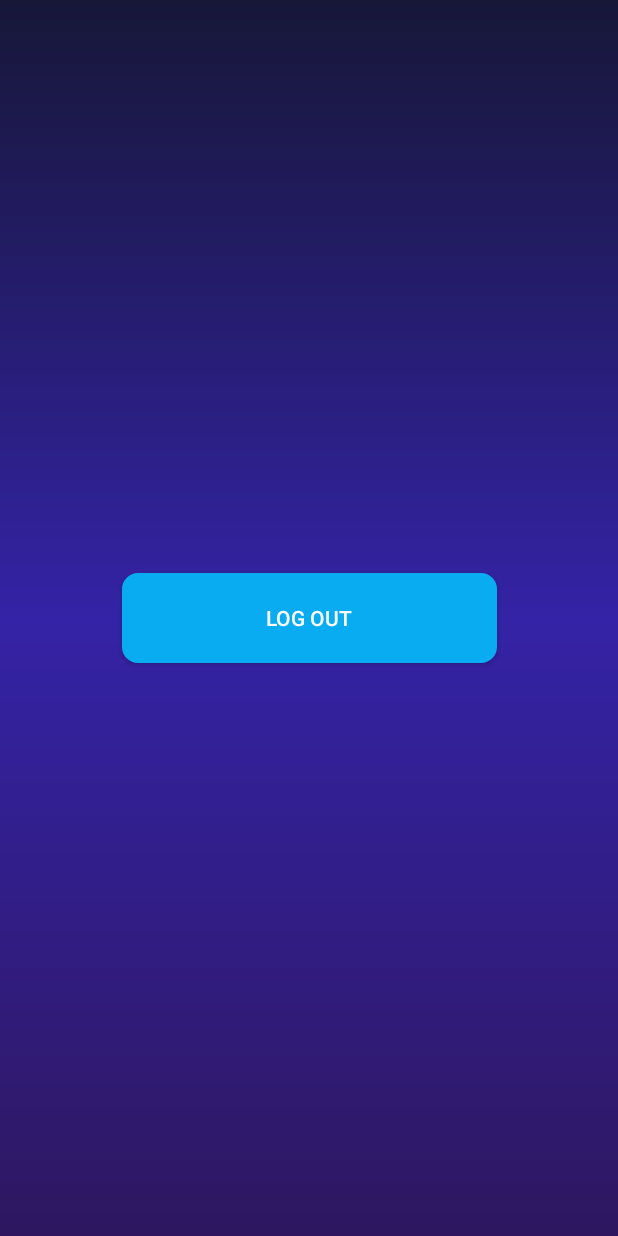
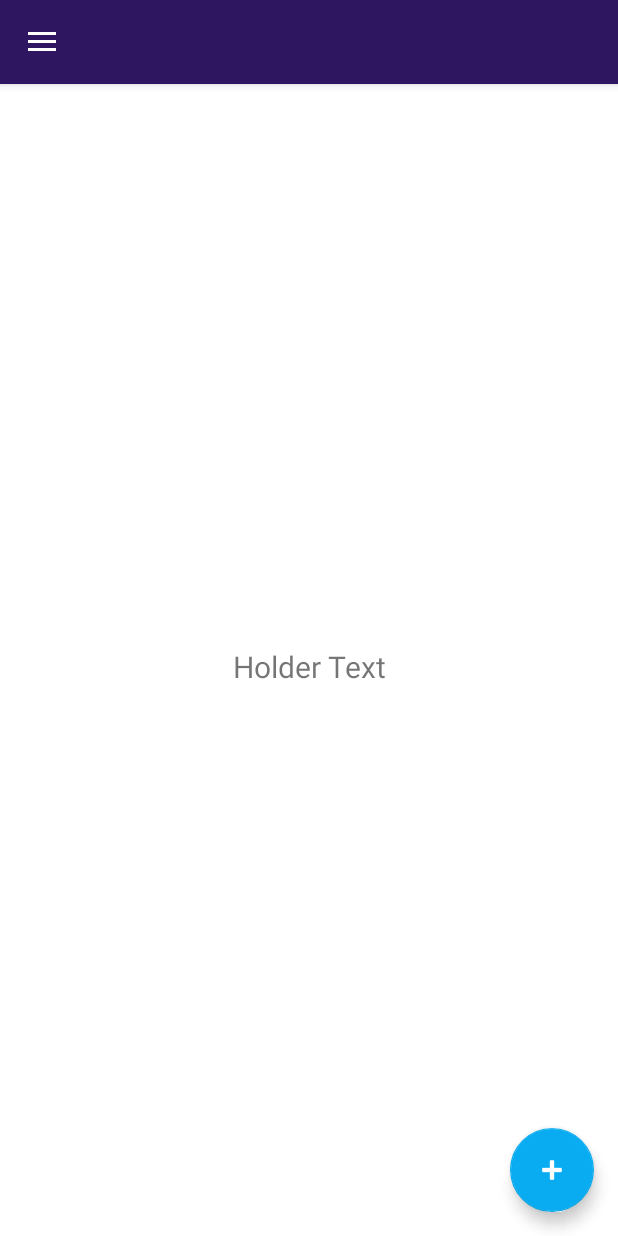
Before and after one commit to zida-li/GiftApp, an Android app: the MainActivity screen opened directly, with no data from a screen before it, on a phone screen of 412 x 824 dp. Run offline under Robolectric (Android 15) with nearby library versions, the phone set to English and light mode, and no system bars; our stand-ins replace Dagger/Hilt's generated code, navigation-ui; libraries missing offline, so code that uses them is left out: com.afollestad.materialdialogs; 1 statement that could not run was skipped.

Commit message:
Features Added
-Added statemessage system to launcherFragment. Users will now be notified of errors when login with google fails.
-Added navigation drawer to mainactivity.

```diff
--- a/app/src/main/java/dev/zidali/giftapp/presentation/main/MainActivity.kt
+++ b/app/src/main/java/dev/zidali/giftapp/presentation/main/MainActivity.kt
@@ -4,7 +4,17 @@ import android.content.Intent
 import android.os.Bundle
 import android.os.PersistableBundle
 import android.view.View
+import androidx.drawerlayout.widget.DrawerLayout
+import androidx.navigation.NavController
+import androidx.navigation.findNavController
+import androidx.navigation.fragment.NavHostFragment
+import androidx.navigation.ui.AppBarConfiguration
+import androidx.navigation.ui.navigateUp
+import androidx.navigation.ui.setupActionBarWithNavController
+import androidx.navigation.ui.setupWithNavController
+import com.google.android.material.navigation.NavigationView
 import dagger.hilt.android.AndroidEntryPoint
+import dev.zidali.giftapp.R
 import dev.zidali.giftapp.business.domain.util.StateMessageCallback
 import dev.zidali.giftapp.databinding.ActivityMainBinding
 import dev.zidali.giftapp.presentation.BaseActivity
@@ -16,12 +26,28 @@ import dev.zidali.giftapp.util.processQueue
 class MainActivity : BaseActivity() {
 
     private lateinit var binding: ActivityMainBinding
+    private lateinit var appBarConfiguration: AppBarConfiguration
 
     override fun onCreate(savedInstanceState: Bundle?) {
         super.onCreate(savedInstanceState)
         binding = ActivityMainBinding.inflate(layoutInflater)
         setContentView(binding.root)
         subscribeObservers()
+
+        setSupportActionBar(binding.appBarMain.toolbar)
+
+        val drawerLayout: DrawerLayout = binding.drawerLayout
+        val navView: NavigationView = binding.navView
+        val navController = findNavController(R.id.nav_host_fragment_content_main)
+
+        appBarConfiguration = AppBarConfiguration(
+            setOf(
+                R.id.homeFragment
+            ), drawerLayout
+        )
+        setupActionBarWithNavController(navController, appBarConfiguration)
+        navView.setupWithNavController(navController)
+
     }
 
     private fun subscribeObservers() {
@@ -50,10 +76,11 @@ class MainActivity : BaseActivity() {
     }
 
     override fun displayProgressBar(isLoading: Boolean) {
-        if (isLoading) {
-            binding.progressBar.visibility = View.VISIBLE
-        } else {
-            binding.progressBar.visibility = View.GONE
-        }
+        //
+    }
+
+    override fun onSupportNavigateUp(): Boolean {
+        val navController = findNavController(R.id.nav_host_fragment_content_main)
+        return navController.navigateUp(appBarConfiguration) || super.onSupportNavigateUp()
     }
 }
--- a/app/src/main/java/dev/zidali/giftapp/presentation/main/home/HomeFragment.kt
+++ b/app/src/main/java/dev/zidali/giftapp/presentation/main/home/HomeFragment.kt
@@ -27,9 +27,6 @@ class HomeFragment : BaseMainFragment() {
     override fun onViewCreated(view: View, savedInstanceState: Bundle?) {
         super.onViewCreated(view, savedInstanceState)
 
-        binding.logoutButton.setOnClickListener {
-            viewModel.onTriggerEvent(HomeEvents.Logout)
-        }
 
     }
 }
--- a/app/src/main/res/layout/activity_main.xml
+++ b/app/src/main/res/layout/activity_main.xml
@@ -1,52 +1,28 @@
 <?xml version="1.0" encoding="utf-8"?>
-<androidx.coordinatorlayout.widget.CoordinatorLayout
+<androidx.drawerlayout.widget.DrawerLayout
     xmlns:android="http://schemas.android.com/apk/res/android"
     xmlns:tools="http://schemas.android.com/tools"
     xmlns:app="http://schemas.android.com/apk/res-auto"
+    android:id="@+id/drawer_layout"
     android:layout_width="match_parent"
     android:layout_height="match_parent"
-    android:background="@drawable/background_gradient">
+    android:fitsSystemWindows="true"
+    tools:openDrawer="start">
 
-    <androidx.constraintlayout.widget.ConstraintLayout
+    <include
+        android:id="@+id/app_bar_main"
+        layout="@layout/app_bar_main"
         android:layout_width="match_parent"
-        android:layout_height="match_parent">
+        android:layout_height="match_parent"/>
 
-        <FrameLayout android:layout_width="match_parent"
+        <com.google.android.material.navigation.NavigationView
+            android:id="@+id/nav_view"
+            android:layout_width="wrap_content"
             android:layout_height="match_parent"
-            app:layout_constraintLeft_toLeftOf="parent"
-            app:layout_constraintRight_toRightOf="parent"
-            app:layout_constraintTop_toTopOf="parent"
-            app:layout_constraintBottom_toBottomOf="parent"
-            android:id="@+id/fragment_container"
-            >
-
-            <androidx.fragment.app.FragmentContainerView
-                android:id="@+id/auth_fragments_container"
-                android:name="androidx.navigation.fragment.NavHostFragment"
-                app:defaultNavHost="true"
-                app:navGraph="@navigation/main_nav_graph"
-                android:layout_width="match_parent"
-                android:layout_height="match_parent"
-                app:layout_constraintLeft_toLeftOf="parent"
-                app:layout_constraintRight_toRightOf="parent"
-                app:layout_constraintTop_toTopOf="parent"
-                app:layout_constraintBottom_toBottomOf="parent"
-                />
-
-        </FrameLayout>
-
-        <ProgressBar
-            android:layout_width="wrap_content"
-            android:layout_height="wrap_content"
-            android:id="@+id/progress_bar"
-            app:layout_constraintTop_toTopOf="parent"
-            app:layout_constraintBottom_toBottomOf="parent"
-            app:layout_constraintLeft_toLeftOf="parent"
-            app:layout_constraintRight_toRightOf="parent"
-            app:layout_constraintVertical_bias="0.10"
-            android:visibility="invisible"
+            android:layout_gravity="start"
+            android:fitsSystemWindows="true"
+            app:headerLayout="@layout/nav_header_main"
+            app:menu="@menu/activity_main_drawer"
             />
 
-    </androidx.constraintlayout.widget.ConstraintLayout>
-
-</androidx.coordinatorlayout.widget.CoordinatorLayout>
+</androidx.drawerlayout.widget.DrawerLayout>
--- /dev/null
+++ b/app/src/main/res/layout/app_bar_main.xml
@@ -0,0 +1,34 @@
+<?xml version="1.0" encoding="utf-8"?>
+<androidx.coordinatorlayout.widget.CoordinatorLayout xmlns:android="http://schemas.android.com/apk/res/android"
+    xmlns:app="http://schemas.android.com/apk/res-auto"
+    xmlns:tools="http://schemas.android.com/tools"
+    android:layout_width="match_parent"
+    android:layout_height="match_parent"
+    tools:context=".presentation.main.MainActivity">
+
+    <com.google.android.material.appbar.AppBarLayout
+        android:layout_width="match_parent"
+        android:layout_height="wrap_content"
+        android:theme="@style/AppTheme.Toolbar">
+
+        <androidx.appcompat.widget.Toolbar
+            android:id="@+id/toolbar"
+            android:layout_width="match_parent"
+            android:layout_height="?attr/actionBarSize"
+            android:background="@color/color_primary"
+            app:popupTheme="@style/AppTheme.Toolbar" />
+
+    </com.google.android.material.appbar.AppBarLayout>
+
+    <include layout="@layout/content_main" />
+
+    <com.google.android.material.floatingactionbutton.FloatingActionButton
+        android:id="@+id/fab"
+        android:layout_width="wrap_content"
+        android:layout_height="wrap_content"
+        android:layout_gravity="bottom|end"
+        android:layout_marginEnd="@dimen/fab_margin"
+        android:layout_marginBottom="16dp"
+        app:srcCompat="@android:drawable/ic_input_add" />
+
+</androidx.coordinatorlayout.widget.CoordinatorLayout>
--- /dev/null
+++ b/app/src/main/res/layout/content_main.xml
@@ -0,0 +1,21 @@
+<?xml version="1.0" encoding="utf-8"?>
+<androidx.constraintlayout.widget.ConstraintLayout xmlns:android="http://schemas.android.com/apk/res/android"
+    xmlns:app="http://schemas.android.com/apk/res-auto"
+    xmlns:tools="http://schemas.android.com/tools"
+    android:layout_width="match_parent"
+    android:layout_height="match_parent"
+    app:layout_behavior="@string/appbar_scrolling_view_behavior"
+    tools:showIn="@layout/app_bar_main">
+
+    <fragment
+        android:id="@+id/nav_host_fragment_content_main"
+        android:name="androidx.navigation.fragment.NavHostFragment"
+        android:layout_width="match_parent"
+        android:layout_height="match_parent"
+        app:defaultNavHost="true"
+        app:layout_constraintLeft_toLeftOf="parent"
+        app:layout_constraintRight_toRightOf="parent"
+        app:layout_constraintTop_toTopOf="parent"
+        app:navGraph="@navigation/main_nav_graph" />
+
+</androidx.constraintlayout.widget.ConstraintLayout>
--- a/app/src/main/res/layout/fragment_home.xml
+++ b/app/src/main/res/layout/fragment_home.xml
@@ -1,22 +1,23 @@
 <?xml version="1.0" encoding="utf-8"?>
-<androidx.constraintlayout.widget.ConstraintLayout
-    xmlns:android="http://schemas.android.com/apk/res/android"
+<androidx.constraintlayout.widget.ConstraintLayout xmlns:android="http://schemas.android.com/apk/res/android"
     xmlns:app="http://schemas.android.com/apk/res-auto"
+    xmlns:tools="http://schemas.android.com/tools"
     android:layout_width="match_parent"
-    android:layout_height="match_parent">
+    android:layout_height="match_parent"
+    tools:context=".presentation.main.home.HomeFragment">
 
-    <androidx.appcompat.widget.AppCompatButton
-        android:id="@+id/logout_button"
-        android:layout_width="wrap_content"
+    <TextView
+        android:id="@+id/text_home"
+        android:text="@string/holder_text"
+        android:layout_width="match_parent"
         android:layout_height="wrap_content"
-        android:width="250dp"
-        android:height="60dp"
-        app:layout_constraintTop_toTopOf="parent"
-        app:layout_constraintRight_toRightOf="parent"
-        app:layout_constraintLeft_toLeftOf="parent"
+        android:layout_marginStart="8dp"
+        android:layout_marginTop="8dp"
+        android:layout_marginEnd="8dp"
+        android:textAlignment="center"
+        android:textSize="20sp"
         app:layout_constraintBottom_toBottomOf="parent"
-        android:text="@string/logout"
-        android:textColor="@color/white"
-        android:background="@drawable/custom_button_color"/>
-
+        app:layout_constraintEnd_toEndOf="parent"
+        app:layout_constraintStart_toStartOf="parent"
+        app:layout_constraintTop_toTopOf="parent" />
 </androidx.constraintlayout.widget.ConstraintLayout>
--- /dev/null
+++ b/app/src/main/res/menu/activity_main_drawer.xml
@@ -0,0 +1,13 @@
+<?xml version="1.0" encoding="utf-8"?>
+<menu xmlns:android="http://schemas.android.com/apk/res/android"
+    xmlns:tools="http://schemas.android.com/tools"
+    tools:showIn="navigation_view">
+
+    <group android:checkableBehavior="single">
+        <item
+            android:id="@+id/nav_home"
+            android:icon="@drawable/ic_gift"
+            android:title="@string/holder_text" />
+
+    </group>
+</menu>
--- a/app/src/main/res/navigation/main_nav_graph.xml
+++ b/app/src/main/res/navigation/main_nav_graph.xml
@@ -1,11 +1,14 @@
 <?xml version="1.0" encoding="utf-8"?>
 <navigation xmlns:android="http://schemas.android.com/apk/res/android"
     xmlns:app="http://schemas.android.com/apk/res-auto"
+    xmlns:tools="http://schemas.android.com/tools"
     android:id="@+id/main_nav_graph"
     app:startDestination="@id/homeFragment">
 
     <fragment
         android:id="@+id/homeFragment"
         android:name="dev.zidali.giftapp.presentation.main.home.HomeFragment"
-        android:label="" />
+        android:label=""
+        tools:layout="@layout/fragment_home"
+        />
 </navigation>
--- a/app/src/main/res/values-night/themes.xml
+++ b/app/src/main/res/values-night/themes.xml
@@ -2,7 +2,7 @@
     <!-- Base application theme. -->
     <style name="Theme.GiftApp" parent="Theme.MaterialComponents.DayNight.NoActionBar">
         <!-- Primary brand color. -->
-        <item name="colorPrimary">@color/purple_200</item>
+        <item name="colorPrimary">@color/color_primary</item>
         <item name="colorPrimaryVariant">@color/purple_700</item>
         <item name="colorOnPrimary">@color/black</item>
         <!-- Secondary brand color. -->
--- a/app/src/main/res/values/colors.xml
+++ b/app/src/main/res/values/colors.xml
@@ -1,10 +1,13 @@
 <?xml version="1.0" encoding="utf-8"?>
 <resources>
-    <color name="purple_200">#FFBB86FC</color>
-    <color name="purple_500">#FF6200EE</color>
+    <color name="color_primary">#2E1760</color>
+    <color name="purple_500">#09ACF1</color>
     <color name="purple_700">#FF3700B3</color>
     <color name="teal_200">#FF03DAC5</color>
     <color name="teal_700">#FF018786</color>
     <color name="black">#FF000000</color>
     <color name="white">#FFFFFFFF</color>
+
+    <color name="primary_color">#2E1760</color>
+    <color name="secondary_color">#09ACF1</color>
 </resources>
--- a/app/src/main/res/values/themes.xml
+++ b/app/src/main/res/values/themes.xml
@@ -2,15 +2,22 @@
     <!-- Base application theme. -->
     <style name="Theme.GiftApp" parent="Theme.MaterialComponents.DayNight.NoActionBar">
         <!-- Primary brand color. -->
-        <item name="colorPrimary">@color/purple_500</item>
+        <item name="colorPrimary">@color/color_primary</item>
         <item name="colorPrimaryVariant">@color/purple_700</item>
         <item name="colorOnPrimary">@color/white</item>
         <!-- Secondary brand color. -->
-        <item name="colorSecondary">@color/teal_200</item>
+        <item name="colorSecondary">@color/secondary_color</item>
         <item name="colorSecondaryVariant">@color/teal_700</item>
-        <item name="colorOnSecondary">@color/black</item>
+        <item name="colorOnSecondary">@color/white</item>
         <!-- Status bar color. -->
         <item name="android:statusBarColor" tools:targetApi="l">?attr/colorPrimaryVariant</item>
         <!-- Customize your theme here. -->
     </style>
+
+    <style name="AppTheme.Toolbar" parent="Theme.MaterialComponents">
+        <!--This line changes the color of text in Toolbar-->
+        <item name="android:textColorPrimary">@color/primary_color</item>
+        <!--This line changes the color of icons in toolbar (back, overflow menu icons)-->
+        <item name="android:textColorSecondary">@color/white</item>
+    </style>
 </resources>
--- a/build.gradle
+++ b/build.gradle
@@ -8,7 +8,7 @@ buildscript {
     }
     dependencies {
         classpath "com.android.tools.build:gradle:7.0.3"
-        classpath "org.jetbrains.kotlin:kotlin-gradle-plugin:1.5.31"
+        classpath 'org.jetbrains.kotlin:kotlin-gradle-plugin:1.6.0'
         classpath 'com.google.firebase:firebase-crashlytics-gradle:2.8.0'
         classpath 'com.google.gms:google-services:4.3.10'
         classpath "com.google.dagger:hilt-android-gradle-plugin:2.37"
```
Also changed, not shown: app/src/main/java/dev/zidali/giftapp/presentation/auth/launcher/LauncherEvents.kt (+8 -0 lines), app/src/main/java/dev/zidali/giftapp/presentation/auth/launcher/LauncherFragment.kt (+21 -0 lines), app/src/main/java/dev/zidali/giftapp/presentation/auth/launcher/LauncherViewModel.kt (+39 -1 lines), app/src/main/res/layout/nav_header_main.xml (added, +35 -0 lines), app/src/main/res/values/dimens.xml (added, +8 -0 lines).
